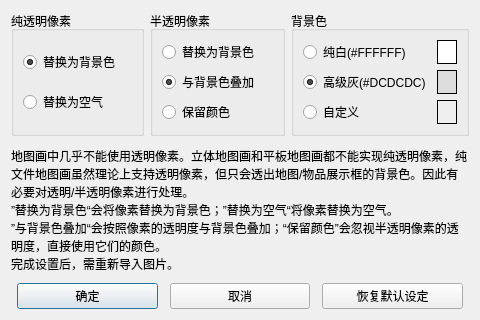
Qt form SlopeCraft/TransparentStrategyWind.ui (SlopeCraft/SlopeCraft) before a commit.
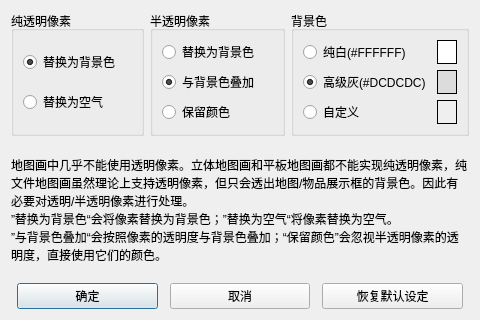
The same form after that commit.

Commit message: fix wrong tips in tps wind

Diff of the .ui file:
```diff
--- a/SlopeCraft/TransparentStrategyWind.ui
+++ b/SlopeCraft/TransparentStrategyWind.ui
@@ -112,8 +112,7 @@
      <property name="text">
       <string>地图画中几乎不能使用透明像素。立体地图画和平板地图画都不能实现纯透明像素，纯文件地图画虽然理论上支持透明像素，但只会透出地图/物品展示框的背景色。因此有必要对透明/半透明像素进行处理。
 ”替换为背景色“会将像素替换为背景色；”替换为空气“将像素替换为空气。
-”与背景色叠加“会按照像素的透明度与背景色叠加；“保留颜色”会忽视半透明像素的透明度，直接使用它们的颜色。
-完成设置后，需重新导入图片。</string>
+”与背景色叠加“会按照像素的透明度与背景色叠加；“保留颜色”会忽视半透明像素的透明度，直接使用它们的颜色。</string>
      </property>
      <property name="wordWrap">
       <bool>true</bool>
```
